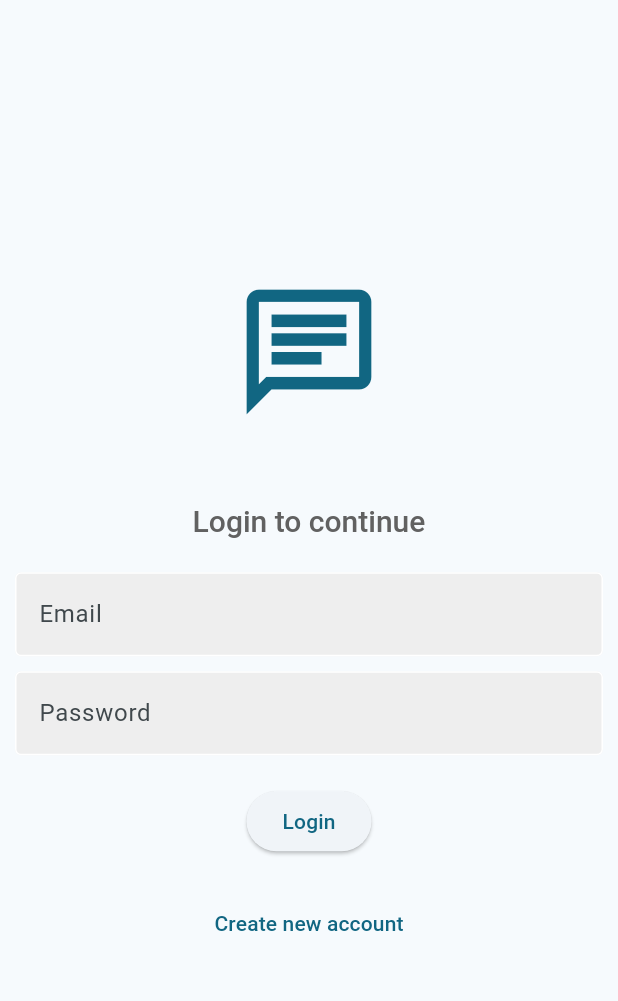
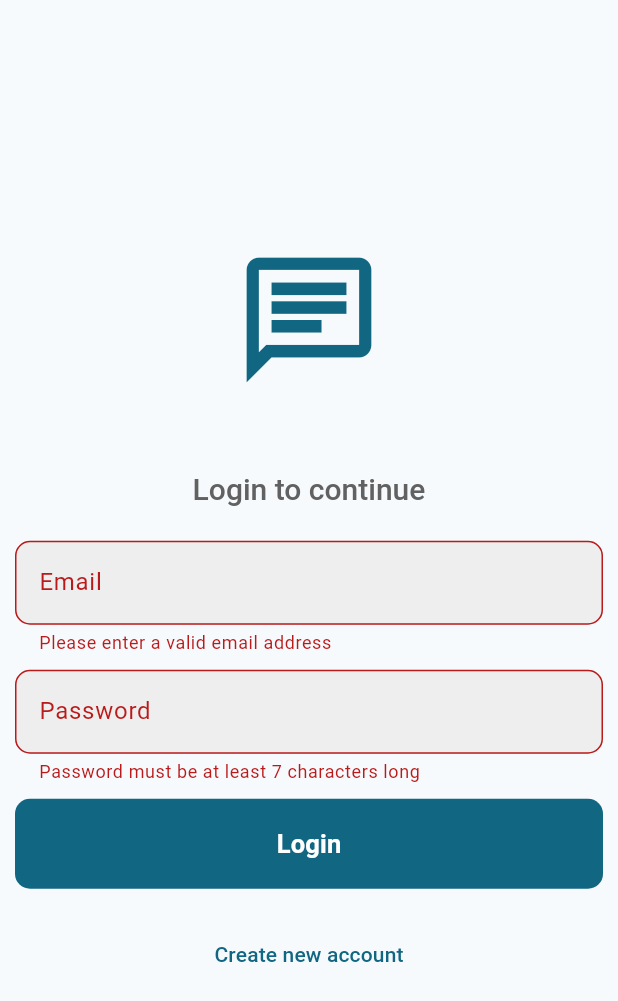
Before and after one commit to browsfer/Chatify, a Flutter app: the screen it shows after launch, after a tap on "Login", on a phone screen of 412 x 824 dp. Shown: the top 1001 px of the screen. Run offline on Flutter 3.47's test engine with Material 2 defaults, Android fonts, the phone set to English and light mode, and no system bars; our stand-ins replace firebase_auth, firebase_core, font_awesome_flutter, loading_animation_widget, motion_toast; accounts and stored records are empty; generated files the repository leaves out were written again.

Commit message:
finished auth screen

```diff
--- a/lib/auth_screen.dart
+++ /dev/null
@@ -1,86 +0,0 @@
-import 'package:flutter/material.dart';
-
-import 'my_text_field.dart';
-
-class AuthScreen extends StatefulWidget {
-  const AuthScreen({super.key});
-
-  @override
-  State<AuthScreen> createState() => _AuthScreenState();
-}
-
-class _AuthScreenState extends State<AuthScreen> {
-  bool isLogin = true;
-
-  String? userEmail;
-  String? userPassword;
-
-  @override
-  Widget build(BuildContext context) {
-    return Scaffold(
-      body: SafeArea(
-        child: Padding(
-          padding: const EdgeInsets.all(10.0),
-          child: Column(
-            mainAxisAlignment: MainAxisAlignment.center,
-            children: [
-              Flexible(
-                child: Icon(
-                  Icons.chat_outlined,
-                  size: 100,
-                  color: Theme.of(context).colorScheme.primary,
-                ),
-              ),
-              const SizedBox(
-                height: 50,
-              ),
-              Text(
-                isLogin ? 'Login to continue' : 'Create your account',
-                style: Theme.of(context).textTheme.headlineSmall,
-              ),
-              const SizedBox(
-                height: 20,
-              ),
-              const MyTextField(labelText: 'Email'),
-              const SizedBox(
-                height: 10,
-              ),
-              const MyTextField(
-                labelText: 'Password',
-                obscureText: true,
-              ),
-              if (!isLogin) ...[
-                const SizedBox(
-                  height: 10,
-                ),
-                const MyTextField(
-                  labelText: 'Confirm Password',
-                  obscureText: true,
-                ),
-              ],
-              const SizedBox(
-                height: 20,
-              ),
-              ElevatedButton(
-                  onPressed: () {},
-                  child: Text(
-                    isLogin ? 'Login' : 'Create account',
-                  )),
-              const SizedBox(
-                height: 20,
-              ),
-              TextButton(
-                onPressed: () {
-                  setState(() {
-                    isLogin = !isLogin;
-                  });
-                },
-                child: Text(isLogin ? 'Create new account' : 'Login instead'),
-              ),
-            ],
-          ),
-        ),
-      ),
-    );
-  }
-}
--- a/lib/main.dart
+++ b/lib/main.dart
@@ -1,7 +1,14 @@
-import 'package:chatify/auth_screen.dart';
+import 'package:chatify/screens/auth_screen.dart';
+import 'package:firebase_auth/firebase_auth.dart';
+import 'package:firebase_core/firebase_core.dart';
 import 'package:flutter/material.dart';
 
-void main() {
+import 'screens/chat_screen.dart';
+import 'firebase_options.dart';
+
+void main() async {
+  WidgetsFlutterBinding.ensureInitialized();
+  await Firebase.initializeApp(options: DefaultFirebaseOptions.currentPlatform);
   runApp(const MyApp());
 }
 
@@ -14,8 +21,18 @@ class MyApp extends StatelessWidget {
     return MaterialApp(
       title: 'Chatify',
       theme: ThemeData(
+        appBarTheme: AppBarTheme(
+          color: Colors.blueGrey[900],
+          titleTextStyle: TextStyle(
+            color: Colors.grey[300],
+            fontSize: 20,
+            fontWeight: FontWeight.w500,
+          ),
+        ),
         colorScheme: ColorScheme.fromSeed(
-            seedColor: Colors.blueGrey, background: Colors.grey[300]),
+          seedColor: Colors.blueGrey,
+          background: Colors.grey[300],
+        ),
         useMaterial3: true,
         textTheme: TextTheme(
           headlineSmall: TextStyle(
@@ -25,7 +42,16 @@ class MyApp extends StatelessWidget {
           ),
         ),
       ),
-      home: AuthScreen(),
+      home: StreamBuilder(
+        stream: FirebaseAuth.instance.authStateChanges(),
+        builder: (context, snapshot) {
+          if (snapshot.hasData) {
+            return ChatScreen();
+          } else {
+            return const AuthScreen();
+          }
+        },
+      ),
     );
   }
 }
--- /dev/null
+++ b/lib/screens/auth_screen.dart
@@ -0,0 +1,191 @@
+import 'package:chatify/widgets/custom_button.dart';
+import 'package:firebase_auth/firebase_auth.dart';
+import 'package:flutter/material.dart';
+import 'package:loading_animation_widget/loading_animation_widget.dart';
+import 'package:motion_toast/motion_toast.dart';
+
+import '../widgets/my_text_field.dart';
+
+class AuthScreen extends StatefulWidget {
+  const AuthScreen({super.key});
+
+  @override
+  State<AuthScreen> createState() => _AuthScreenState();
+}
+
+class _AuthScreenState extends State<AuthScreen> {
+  bool isLogin = true;
+  bool isLoading = false;
+
+  final _emailController = TextEditingController();
+  final _passwordController = TextEditingController();
+  final _formKey = GlobalKey<FormState>();
+  final firebaseAuth = FirebaseAuth.instance;
+
+  Future submitForm() async {
+    final isValid = _formKey.currentState!.validate();
+    FocusScope.of(context).unfocus();
+    if (!isValid) {
+      return;
+    }
+
+    if (isLogin) {
+      // Login user
+      try {
+        setState(() {
+          isLoading = true;
+        });
+        await firebaseAuth.signInWithEmailAndPassword(
+          email: _emailController.text,
+          password: _passwordController.text,
+        );
+      } on FirebaseAuthException catch (e) {
+        setState(() {
+          isLoading = false;
+        });
+        MotionToast.error(
+          description: Text(e.message!),
+          title: const Text(
+            'Failed to Sign In',
+          ),
+          padding: const EdgeInsets.all(10),
+        ).show(context);
+      }
+    } else {
+      // Create account
+      try {
+        setState(() {
+          isLoading = true;
+        });
+        await firebaseAuth.createUserWithEmailAndPassword(
+          email: _emailController.text,
+          password: _passwordController.text,
+        );
+      } on FirebaseAuthException catch (e) {
+        setState(() {
+          isLoading = false;
+        });
+        MotionToast.error(
+          description: Text(e.message!),
+          title: const Text(
+            'Failed to Sign Up',
+          ),
+          padding: const EdgeInsets.all(10),
+        ).show(context);
+      }
+    }
+    setState(() {
+      isLoading = false;
+    });
+  }
+
+  @override
+  Widget build(BuildContext context) {
+    return Scaffold(
+      body: Padding(
+        padding: const EdgeInsets.all(10.0),
+        child: Form(
+          key: _formKey,
+          child: Column(
+            mainAxisAlignment: MainAxisAlignment.center,
+            children: [
+              Flexible(
+                child: Icon(
+                  Icons.chat_outlined,
+                  size: 100,
+                  color: Theme.of(context).colorScheme.primary,
+                ),
+              ),
+              const SizedBox(
+                height: 50,
+              ),
+              Text(
+                isLogin ? 'Login to continue' : 'Create your account',
+                style: Theme.of(context).textTheme.headlineSmall,
+              ),
+              const SizedBox(
+                height: 20,
+              ),
+              MyTextField(
+                labelText: 'Email',
+                textController: _emailController,
+                validator: (val) {
+                  if (val!.isEmpty || !val.contains('@')) {
+                    return 'Please enter a valid email address';
+                  }
+                  return null;
+                },
+              ),
+              const SizedBox(
+                height: 10,
+              ),
+              MyTextField(
+                labelText: 'Password',
+                textController: _passwordController,
+                obscureText: true,
+                validator: (val) {
+                  if (val!.isEmpty || val.length < 7) {
+                    return 'Password must be at least 7 characters long';
+                  }
+                  return null;
+                },
+              ),
+              if (!isLogin) ...[
+                const SizedBox(
+                  height: 10,
+                ),
+                MyTextField(
+                  labelText: 'Confirm Password',
+                  obscureText: true,
+                  validator: (val) {
+                    if (val!.isEmpty || val != _passwordController.text) {
+                      return 'Passwords do not match';
+                    }
+                    return null;
+                  },
+                ),
+              ],
+              const SizedBox(
+                height: 10,
+              ),
+              CustomButton(
+                radius: 10,
+                color: Theme.of(context).colorScheme.primary,
+                splashColor: Theme.of(context).colorScheme.secondary,
+                width: double.infinity,
+                onPressed: submitForm,
+                textColor: Colors.white,
+                isLoading: isLoading,
+                child: isLoading
+                    ? LoadingAnimationWidget.flickr(
+                        leftDotColor: Colors.amber,
+                        rightDotColor: Colors.white,
+                        size: 25,
+                      )
+                    : Text(
+                        isLogin ? 'Login' : 'Create account',
+                        style: const TextStyle(
+                          color: Colors.white,
+                          fontSize: 17,
+                          fontWeight: FontWeight.w600,
+                        ),
+                      ),
+              ),
+              const SizedBox(
+                height: 20,
+              ),
+              TextButton(
+                onPressed: () {
+                  setState(() {
+                    isLogin = !isLogin;
+                  });
+                },
+                child: Text(isLogin ? 'Create new account' : 'Login instead'),
+              ),
+            ],
+          ),
+        ),
+      ),
+    );
+  }
+}
--- /dev/null
+++ b/lib/screens/chat_screen.dart
@@ -0,0 +1,30 @@
+import 'package:firebase_auth/firebase_auth.dart';
+import 'package:flutter/material.dart';
+import 'package:font_awesome_flutter/font_awesome_flutter.dart';
+
+class ChatScreen extends StatelessWidget {
+  ChatScreen({super.key});
+
+  final firebaseAuth = FirebaseAuth.instance;
+
+  @override
+  Widget build(BuildContext context) {
+    return Scaffold(
+      appBar: AppBar(
+        centerTitle: true,
+        title: const Text('Chatify'),
+        actions: [
+          IconButton(
+            onPressed: () => firebaseAuth.signOut(),
+            icon: const FaIcon(
+              FontAwesomeIcons.arrowRightFromBracket,
+              size: 20,
+            ),
+            color: Colors.white,
+          ),
+        ],
+      ),
+      body: const Center(child: Text('Chat Screen')),
+    );
+  }
+}
--- /dev/null
+++ b/lib/widgets/custom_button.dart
@@ -0,0 +1,76 @@
+import 'package:flutter/material.dart';
+
+class CustomButton extends StatelessWidget {
+  final VoidCallback? onPressed;
+  final String? text;
+  final Widget? child;
+  final Color? color;
+  final double? width;
+  final double? height;
+  final Color? textColor;
+  final List<Color>? gradient;
+  final BorderSide? borderSide;
+  final double? radius;
+  final double? textSize;
+  final bool isLoading;
+  final BorderRadius? borderRadius;
+  final Color? splashColor;
+  final EdgeInsets? padding;
+  final TextAlign? textAlign;
+
+  const CustomButton(
+      {Key? key,
+      this.onPressed,
+      this.textColor,
+      this.text,
+      this.color,
+      this.child,
+      this.width = double.infinity,
+      this.height,
+      this.gradient = const [Colors.transparent, Colors.transparent],
+      this.borderSide,
+      this.radius = 50,
+      this.borderRadius,
+      this.isLoading = false,
+      this.textSize,
+      this.splashColor,
+      this.padding,
+      this.textAlign})
+      : super(key: key);
+
+  @override
+  Widget build(BuildContext context) {
+    return IgnorePointer(
+      ignoring: isLoading ? true : false,
+      child: SizedBox(
+        height: height ?? 60,
+        width: width,
+        child: AnimatedContainer(
+          duration: const Duration(milliseconds: 650),
+          decoration: BoxDecoration(
+              borderRadius: borderRadius ?? BorderRadius.circular(radius!),
+              gradient: LinearGradient(colors: gradient!)),
+          child: MaterialButton(
+            color: color ?? Colors.transparent,
+            padding: padding,
+            splashColor: splashColor,
+            elevation: 0,
+            onPressed: onPressed,
+            shape: OutlineInputBorder(
+                borderRadius: borderRadius ?? BorderRadius.circular(radius!),
+                borderSide: borderSide ?? BorderSide.none),
+            child: child ??
+                Text(
+                  text!,
+                  textAlign: textAlign ?? TextAlign.center,
+                  style: TextStyle(
+                      fontSize: textSize ?? 17,
+                      fontWeight: FontWeight.w600,
+                      color: textColor ?? Colors.black),
+                ),
+          ),
+        ),
+      ),
+    );
+  }
+}
--- a/lib/my_text_field.dart
+++ b/lib/widgets/my_text_field.dart
@@ -3,16 +3,22 @@ import 'package:flutter/material.dart';
 class MyTextField extends StatelessWidget {
   final String labelText;
   final bool? obscureText;
+  final TextEditingController? textController;
+  final String? Function(String?)? validator;
 
   const MyTextField({
     super.key,
     required this.labelText,
     this.obscureText,
+    this.textController,
+    this.validator,
   });
 
   @override
   Widget build(BuildContext context) {
-    return TextField(
+    return TextFormField(
+      validator: validator,
+      controller: textController,
       obscureText: obscureText ?? false,
       decoration: InputDecoration(
         labelText: labelText,
@@ -21,9 +27,11 @@ class MyTextField extends StatelessWidget {
         ),
         enabledBorder: const OutlineInputBorder(
           borderSide: BorderSide(color: Colors.white),
+          borderRadius: BorderRadius.all(Radius.circular(10)),
         ),
         focusedBorder: OutlineInputBorder(
-          borderSide: BorderSide(color: Colors.grey.shade400),
+          borderSide: BorderSide(color: Theme.of(context).colorScheme.primary),
+          borderRadius: BorderRadius.all(Radius.circular(10)),
         ),
         filled: true,
         fillColor: Colors.grey.shade200,
--- a/pubspec.yaml
+++ b/pubspec.yaml
@@ -35,6 +35,12 @@ dependencies:
   # The following adds the Cupertino Icons font to your application.
   # Use with the CupertinoIcons class for iOS style icons.
   cupertino_icons: ^1.0.2
+  firebase_auth: ^4.6.1
+  firebase_core: ^2.13.0
+  motion_toast: ^2.6.8
+  loading_animation_widget: ^1.2.0+4
+  font_awesome_flutter: ^10.4.0
+
 
 dev_dependencies:
   flutter_test:
```
Also changed, not shown: pubspec.lock, 5 other files.
